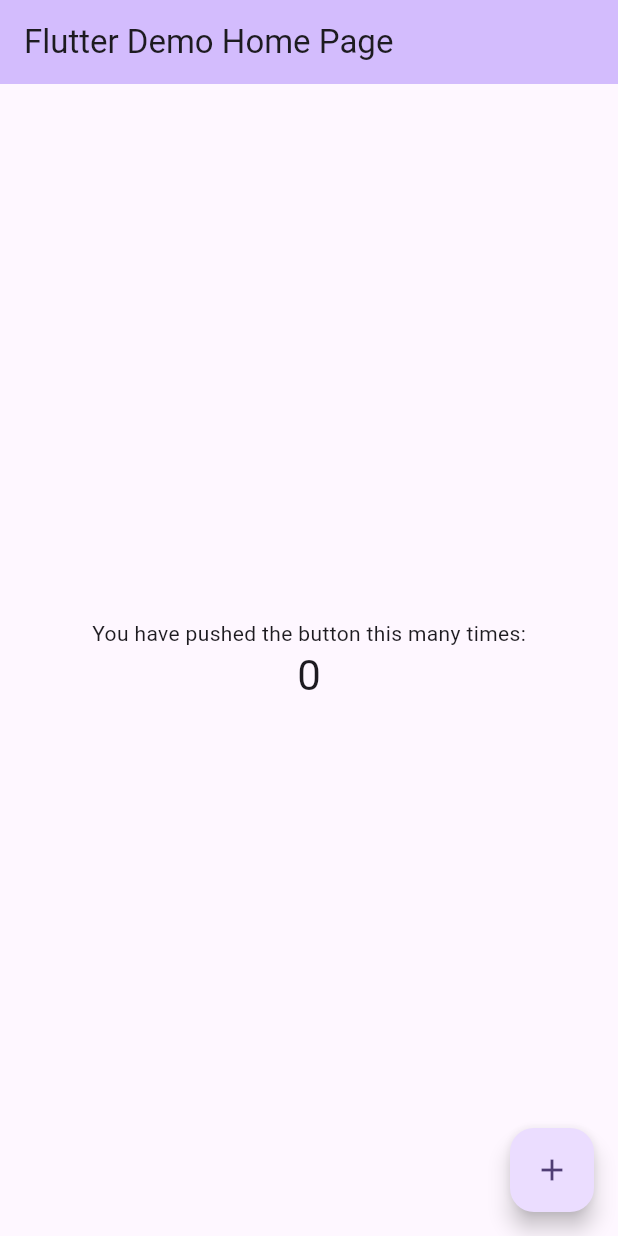
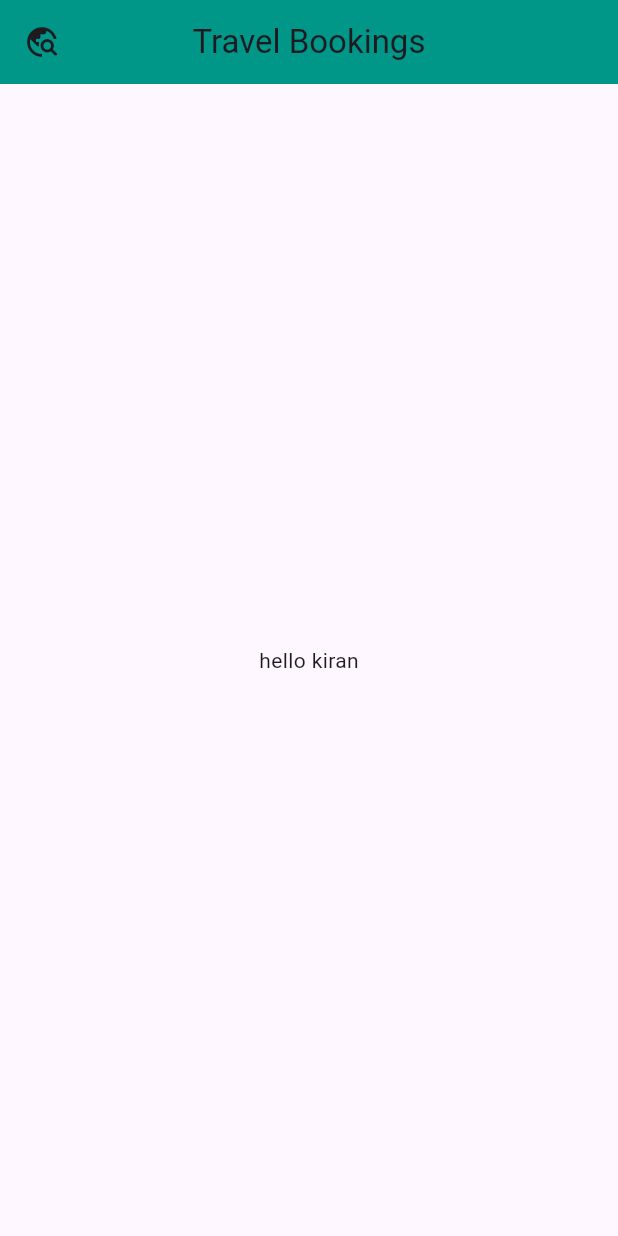
Before and after one commit to iamkiraan/Fourminds_internship, a Flutter app: the screen it shows after launch, on a phone screen of 412 x 824 dp. Run offline on Flutter 3.47's test engine with Material 3 defaults, Android fonts, the light colour scheme and no system bars.

Commit message:
added some files

```diff
--- /dev/null
+++ b/week2_task/lib/home_screen.dart
@@ -0,0 +1,45 @@
+
+
+import 'package:flutter/cupertino.dart';
+import 'package:flutter/material.dart';
+
+class HomeScreen extends StatelessWidget {
+  const HomeScreen({super.key});
+  @override
+  Widget build(BuildContext context) {
+
+    return Scaffold(
+
+      appBar: AppBar(
+        backgroundColor: Colors.teal,
+        title: Text("Travel Bookings"),
+        centerTitle: true,
+        leading: IconButton(
+
+          icon: const Icon(Icons.travel_explore_rounded),
+          onPressed:(){}
+
+
+          ),
+
+
+
+      ),
+
+
+
+      body: const Center(
+        child: Text(
+          "hello kiran"
+        ),
+      ),
+
+
+
+
+    );
+
+
+  }
+
+}
--- a/week2_task/lib/main.dart
+++ b/week2_task/lib/main.dart
@@ -1,122 +1,26 @@
 import 'package:flutter/material.dart';
+import 'home_screen.dart';
+
 
 void main() {
   runApp(const MyApp());
 }
 
-class MyApp extends StatelessWidget {
+class MyApp extends StatelessWidget{
   const MyApp({super.key});
-
-  // This widget is the root of your application.
-  @override
-  Widget build(BuildContext context) {
-    return MaterialApp(
-      title: 'Flutter Demo',
-      theme: ThemeData(
-        // This is the theme of your application.
-        //
-        // TRY THIS: Try running your application with "flutter run". You'll see
-        // the application has a purple toolbar. Then, without quitting the app,
-        // try changing the seedColor in the colorScheme below to Colors.green
-        // and then invoke "hot reload" (save your changes or press the "hot
-        // reload" button in a Flutter-supported IDE, or press "r" if you used
-        // the command line to start the app).
-        //
-        // Notice that the counter didn't reset back to zero; the application
-        // state is not lost during the reload. To reset the state, use hot
-        // restart instead.
-        //
-        // This works for code too, not just values: Most code changes can be
-        // tested with just a hot reload.
-        colorScheme: ColorScheme.fromSeed(seedColor: Colors.deepPurple),
-      ),
-      home: const MyHomePage(title: 'Flutter Demo Home Page'),
-    );
-  }
-}
-
-class MyHomePage extends StatefulWidget {
-  const MyHomePage({super.key, required this.title});
-
-  // This widget is the home page of your application. It is stateful, meaning
-  // that it has a State object (defined below) that contains fields that affect
-  // how it looks.
-
-  // This class is the configuration for the state. It holds the values (in this
-  // case the title) provided by the parent (in this case the App widget) and
-  // used by the build method of the State. Fields in a Widget subclass are
-  // always marked "final".
-
-  final String title;
-
-  @override
-  State<MyHomePage> createState() => _MyHomePageState();
-}
-
-class _MyHomePageState extends State<MyHomePage> {
-  int _counter = 0;
-
-  void _incrementCounter() {
-    setState(() {
-      // This call to setState tells the Flutter framework that something has
-      // changed in this State, which causes it to rerun the build method below
-      // so that the display can reflect the updated values. If we changed
-      // _counter without calling setState(), then the build method would not be
-      // called again, and so nothing would appear to happen.
-      _counter++;
-    });
-  }
 
   @override
   Widget build(BuildContext context) {
-    // This method is rerun every time setState is called, for instance as done
-    // by the _incrementCounter method above.
-    //
-    // The Flutter framework has been optimized to make rerunning build methods
-    // fast, so that you can just rebuild anything that needs updating rather
-    // than having to individually change instances of widgets.
-    return Scaffold(
-      appBar: AppBar(
-        // TRY THIS: Try changing the color here to a specific color (to
-        // Colors.amber, perhaps?) and trigger a hot reload to see the AppBar
-        // change color while the other colors stay the same.
-        backgroundColor: Theme.of(context).colorScheme.inversePrimary,
-        // Here we take the value from the MyHomePage object that was created by
-        // the App.build method, and use it to set our appbar title.
-        title: Text(widget.title),
+
+    return MaterialApp(
+      debugShowCheckedModeBanner: false,
+      title: "My flutter App",
+      theme: ThemeData(
+        primarySwatch: Colors.blue
       ),
-      body: Center(
-        // Center is a layout widget. It takes a single child and positions it
-        // in the middle of the parent.
-        child: Column(
-          // Column is also a layout widget. It takes a list of children and
-          // arranges them vertically. By default, it sizes itself to fit its
-          // children horizontally, and tries to be as tall as its parent.
-          //
-          // Column has various properties to control how it sizes itself and
-          // how it positions its children. Here we use mainAxisAlignment to
-          // center the children vertically; the main axis here is the vertical
-          // axis because Columns are vertical (the cross axis would be
-          // horizontal).
-          //
-          // TRY THIS: Invoke "debug painting" (choose the "Toggle Debug Paint"
-          // action in the IDE, or press "p" in the console), to see the
-          // wireframe for each widget.
-          mainAxisAlignment: MainAxisAlignment.center,
-          children: <Widget>[
-            const Text('You have pushed the button this many times:'),
-            Text(
-              '$_counter',
-              style: Theme.of(context).textTheme.headlineMedium,
-            ),
-          ],
-        ),
-      ),
-      floatingActionButton: FloatingActionButton(
-        onPressed: _incrementCounter,
-        tooltip: 'Increment',
-        child: const Icon(Icons.add),
-      ), // This trailing comma makes auto-formatting nicer for build methods.
+      home: HomeScreen(),
     );
+
+
   }
 }
```
Also changed, not shown: 1 other file.
